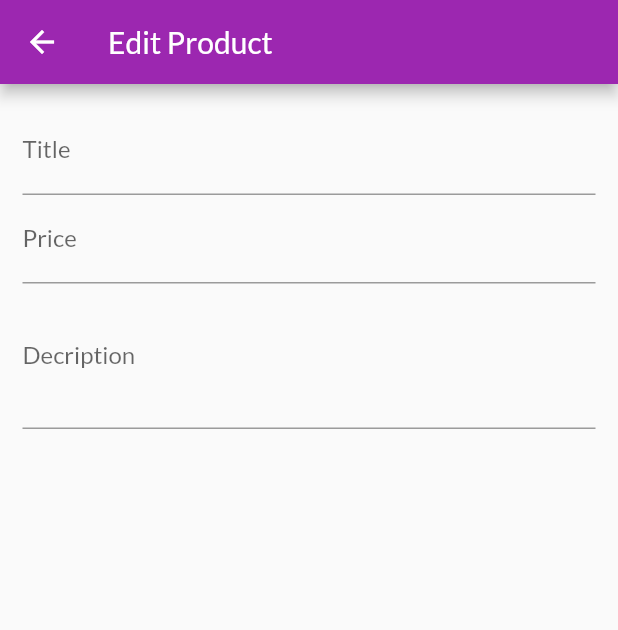
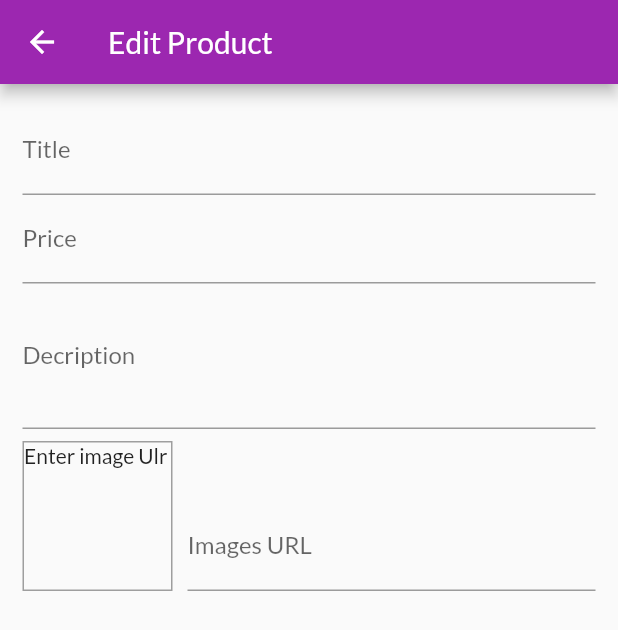
Before and after one commit to matthewmoyongho/Shop, a Flutter app: the EditProductScreen screen opened by its route, on a phone screen of 412 x 824 dp. Shown: the top 630 px of the screen. Run offline on Flutter 3.47's test engine with Material 2 defaults, Android fonts, the phone set to English and light mode, and no system bars.

Commit message:
more logic added to edit product screen

```diff
--- a/lib/screen/edit_product_screen.dart
+++ b/lib/screen/edit_product_screen.dart
@@ -1,3 +1,4 @@
+import 'package:flutter/cupertino.dart';
 import 'package:flutter/material.dart';
 
 class EditProductScreen extends StatefulWidget {
@@ -11,11 +12,29 @@ class EditProductScreen extends StatefulWidget {
 class _EditProductScreenState extends State<EditProductScreen> {
   final _priceFocusNode = FocusNode();
   final _descriptionFocusNode = FocusNode();
+  final _imageFocusNode = FocusNode();
+  final _imageUrlController = TextEditingController();
+
+  void _uodateImageUrl() {
+    if (_imageFocusNode.hasFocus) {
+      setState(() {});
+    }
+  }
+
   @override
   void dispose() {
+    _imageFocusNode.removeListener(_uodateImageUrl);
     _priceFocusNode.dispose();
     _descriptionFocusNode.dispose();
+    _imageUrlController.dispose();
+    _imageFocusNode.dispose();
     super.dispose();
+  }
+
+  @override
+  void initState() {
+    _imageFocusNode.addListener(_uodateImageUrl);
+    super.initState();
   }
 
   @override
@@ -24,7 +43,9 @@ class _EditProductScreenState extends State<EditProductScreen> {
       appBar: AppBar(
         title: const Text('Edit Product'),
       ),
-      body: Padding(
+      body: GestureDetector(
+        onTap: () => FocusScope.of(context).unfocus(),
+        child: Padding(
           padding: const EdgeInsets.all(15.0),
           child: Form(
             child: SingleChildScrollView(
@@ -43,7 +64,8 @@ class _EditProductScreenState extends State<EditProductScreen> {
                     textInputAction: TextInputAction.next,
                     keyboardType: TextInputType.number,
                     onFieldSubmitted: (_) {
-                    FocusScope.of(context).requestFocus(_descriptionFocusNode);
+                      FocusScope.of(context)
+                          .requestFocus(_descriptionFocusNode);
                     },
                   ),
                   TextFormField(
@@ -52,7 +74,42 @@ class _EditProductScreenState extends State<EditProductScreen> {
                     maxLines: 3,
                     keyboardType: TextInputType.multiline,
                   ),
+                  Row(
+                    crossAxisAlignment: CrossAxisAlignment.end,
+                    children: [
+                      //'assets/images/onboard1.jpg'
+                      //https://i.pinimg.com/originals/58/bd/4f/58bd4fc9ebfccc1f2de419529bbf1a12.jpg
+                      Container(
+                        width: 100,
+                        height: 100,
+                        margin: EdgeInsets.only(top: 8, right: 10),
+                        decoration: BoxDecoration(
+                            border: Border.all(
+                          width: 1,
+                          color: Colors.grey,
+                        )),
+                        child: _imageUrlController.text.isEmpty
+                            ? Text('Enter image Ulr')
+                            : FittedBox(
+                                child: Image.network(
+                                  _imageUrlController.text,
+                                  fit: BoxFit.cover,
+                                ),
+                              ),
+                      ),
+                      Expanded(
+                        child: TextFormField(
+                          controller: _imageUrlController,
+                          focusNode: _imageFocusNode,
+                          decoration: InputDecoration(labelText: 'Images URL'),
+                          keyboardType: TextInputType.url,
+                          textInputAction: TextInputAction.done,
+                        ),
+                      ),
                     ],
+                  )
+                ],
+              ),
             ),
           ),
         ),
```
Lines whose indentation alone changed are shown as unchanged.
